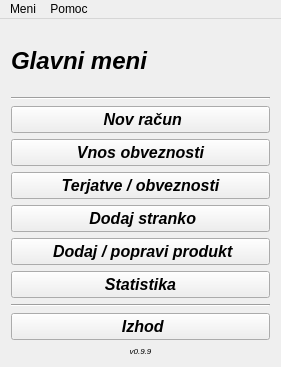
First picture: the form in mainwindow.ui, repository MaxMaxy/racun, before the edit.
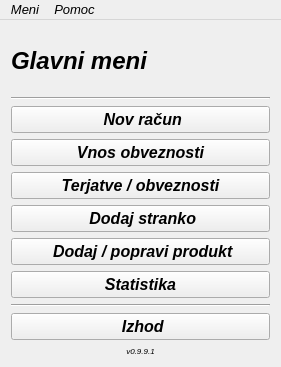
Second picture: the form after the edit. Icons and pictures are not drawn.

Diff of the .ui file:
```diff
--- a/mainwindow.ui
+++ b/mainwindow.ui
@@ -16,6 +16,13 @@
     <verstretch>0</verstretch>
    </sizepolicy>
   </property>
+  <property name="font">
+   <font>
+    <family>MS Sans Serif</family>
+    <pointsize>10</pointsize>
+    <italic>true</italic>
+   </font>
+  </property>
   <property name="windowTitle">
    <string>MainWindow</string>
   </property>
@@ -256,7 +263,7 @@
          <enum>QFrame::Raised</enum>
         </property>
         <property name="text">
-         <string>v0.9.9</string>
+         <string>v0.9.9.1</string>
         </property>
         <property name="textFormat">
          <enum>Qt::AutoText</enum>
@@ -289,7 +296,7 @@
      <x>0</x>
      <y>0</y>
      <width>281</width>
-     <height>21</height>
+     <height>22</height>
     </rect>
    </property>
    <widget class="QMenu" name="menuStart">
```
Left out of the diff: 18 changed lines with no effect on the pictures.
